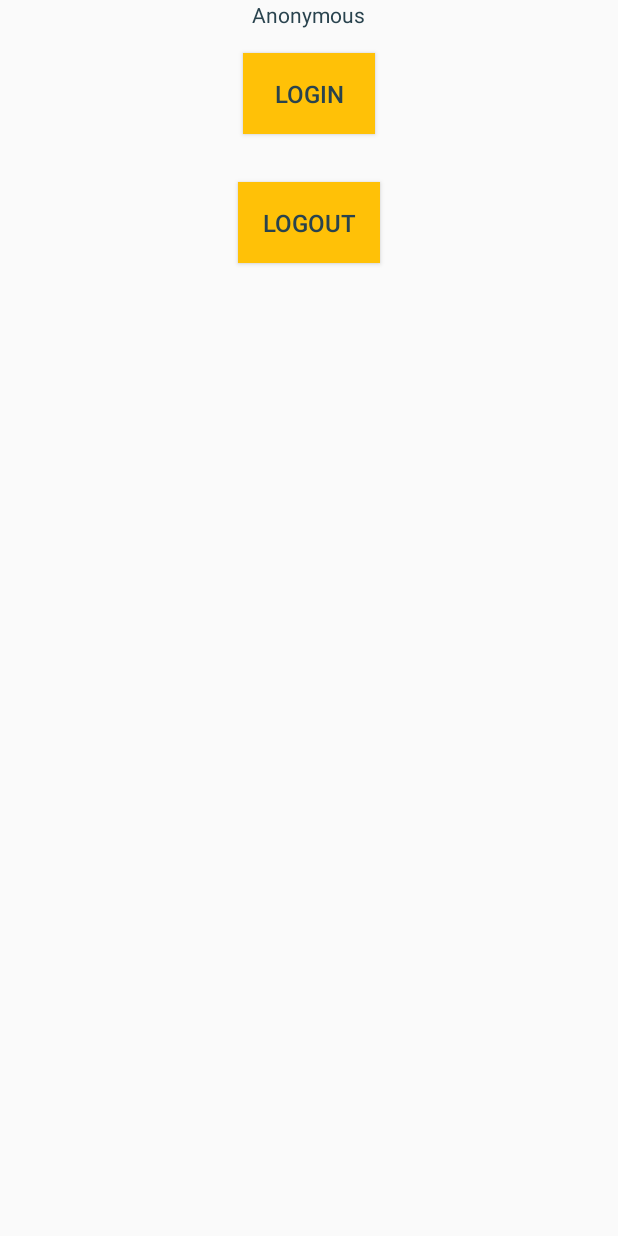
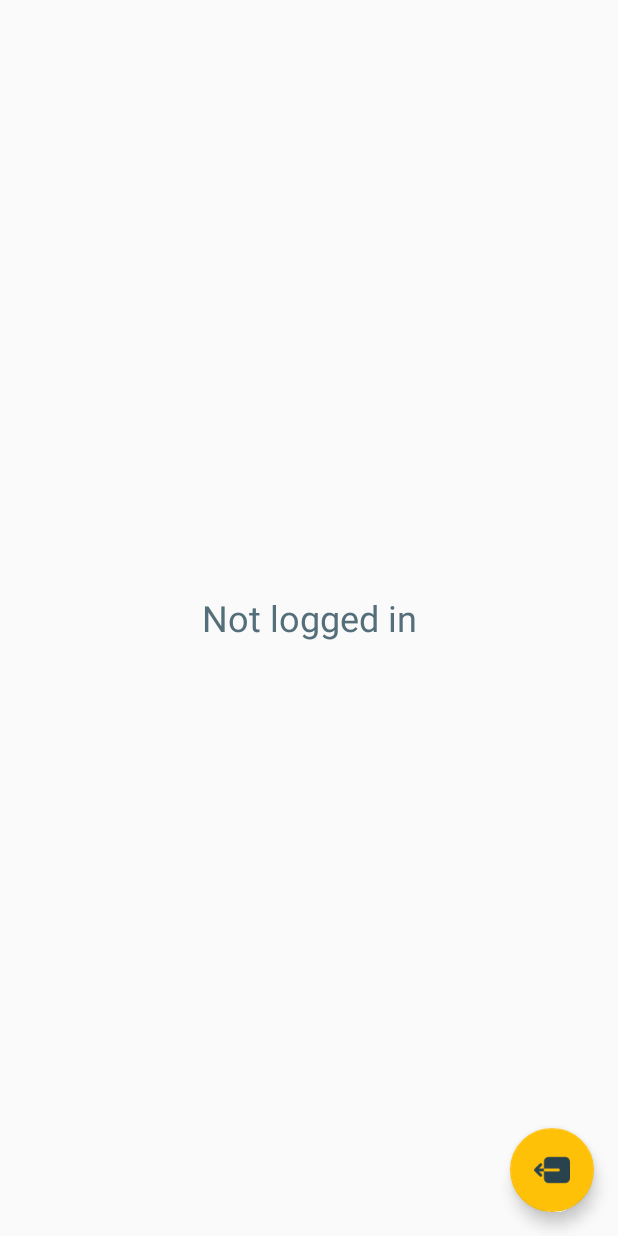
Before and after one commit to AF-llo/Capstone-Project, an Android app: the layout fragment_highscore.xml on its own in the app's theme, with its tools: preview values and no code run, on a phone screen of 412 x 824 dp. Run offline under Robolectric (Android 15) with nearby library versions, the phone set to English and light mode, and no system bars.

Commit message:
[ADD] final highscore screen

```diff
--- a/app/src/main/res/layout/fragment_highscore.xml
+++ b/app/src/main/res/layout/fragment_highscore.xml
@@ -6,49 +6,48 @@
 
     <data>
         <import type="android.view.View"/>
+        <import type="de.ironcoding.fitsim.R"/>
         <variable
             name="highscorePresenter"
             type="de.ironcoding.fitsim.ui.presenter.HighscorePresenter"/>
     </data>
 
-    <LinearLayout
+    <android.support.design.widget.CoordinatorLayout
         android:layout_width="match_parent"
-        android:layout_height="wrap_content"
-        android:orientation="vertical">
+        android:layout_height="match_parent">
 
-        <TextView
+        <FrameLayout
+            android:layout_width="match_parent"
+            android:layout_height="match_parent">
+
+            <TextView
+                style="@style/Text.Header"
+                android:id="@+id/login_state"
+                android:layout_width="match_parent"
+                android:layout_height="match_parent"
+                android:text="@string/not_logged_in"
+                android:gravity="center"
+                android:visibility="@{highscorePresenter.loggedin ? View.GONE : View.VISIBLE}" />
+
+            <android.support.v7.widget.RecyclerView
+                android:id="@+id/highscore"
+                android:layout_width="match_parent"
+                android:layout_height="match_parent"
+                app:items="@{highscorePresenter.higscoreItems}"
+                android:visibility="@{highscorePresenter.loggedin ? View.VISIBLE : View.GONE}" />
+        </FrameLayout>
+
+        <android.support.design.widget.FloatingActionButton
             android:layout_width="wrap_content"
             android:layout_height="wrap_content"
-            android:layout_gravity="center"
-            android:text="@{highscorePresenter.username}"
-            tools:text="@string/anonymous" />
+            android:layout_margin="@dimen/spacing_m"
+            app:fabSize="normal"
+            android:layout_gravity="end|bottom"
+            app:iconresid="@{highscorePresenter.loggedin ? R.drawable.ico_logout : R.drawable.ico_login}"
+            android:onClick="@{() -> highscorePresenter.loginOrOut()}"
+            tools:src="@drawable/ico_logout"/>
 
-        <Button
-            style="@style/ButtonStyle"
-            android:layout_width="wrap_content"
-            android:layout_height="wrap_content"
-            android:text="@string/login"
-            android:layout_margin="@dimen/spacing_m"
-            android:layout_gravity="center"
-            android:onClick="@{() -> highscorePresenter.login()}"
-            android:visibility="@{highscorePresenter.loggedin ? View.GONE : View.VISIBLE}"/>
+    </android.support.design.widget.CoordinatorLayout>
 
-        <Button
-            style="@style/ButtonStyle"
-            android:layout_width="wrap_content"
-            android:layout_height="wrap_content"
-            android:text="@string/logout"
-            android:layout_margin="@dimen/spacing_m"
-            android:layout_gravity="center"
-            android:onClick="@{() -> highscorePresenter.logout()}"
-            android:visibility="@{highscorePresenter.loggedin ? View.VISIBLE : View.GONE}"/>
 
-        <android.support.v7.widget.RecyclerView
-            android:id="@+id/highscore"
-            android:layout_width="match_parent"
-            android:layout_height="wrap_content"
-            app:items="@{highscorePresenter.higscoreItems}"
-            android:visibility="@{highscorePresenter.loggedin ? View.VISIBLE : View.GONE}"/>
-
-    </LinearLayout>
 </layout>
--- a/app/src/main/res/values/strings.xml
+++ b/app/src/main/res/values/strings.xml
@@ -59,4 +59,5 @@
     <string name="ep">EP</string>
     <string name="value_preview">%1$s (%2$s)</string>
     <string name="xp">XP</string>
+    <string name="not_logged_in">Not logged in</string>
 </resources>
```
Also changed, not shown: app/src/main/java/de/ironcoding/fitsim/ui/presenter/HighscorePresenter.java (+6 -6 lines), app/src/main/res/values/styles.xml (+20 -1 lines), app/src/main/res/drawable-hdpi/ico_login.png (added), app/src/main/res/drawable-hdpi/ico_logout.png (added), app/src/main/res/drawable-mdpi/ico_login.png (added), app/src/main/res/drawable-mdpi/ico_logout.png (added), app/src/main/res/drawable-xhdpi/ico_login.png (added), app/src/main/res/drawable-xhdpi/ico_logout.png (added), app/src/main/res/drawable-xxhdpi/ico_login.png (added), app/src/main/res/drawable-xxhdpi/ico_logout.png (added), app/src/main/res/drawable-xxxhdpi/ico_login.png (added), app/src/main/res/drawable-xxxhdpi/ico_logout.png (added), 1 other file.
